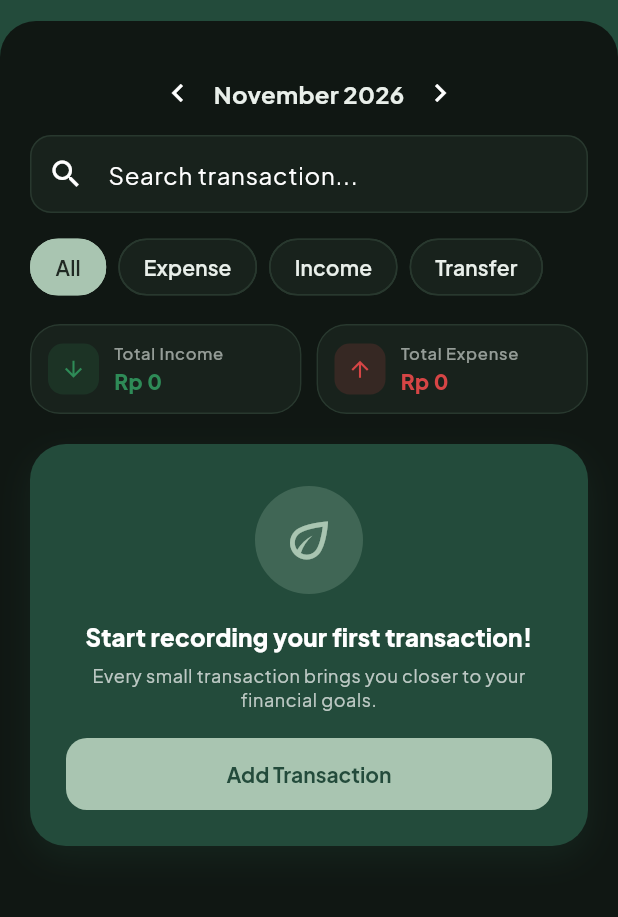
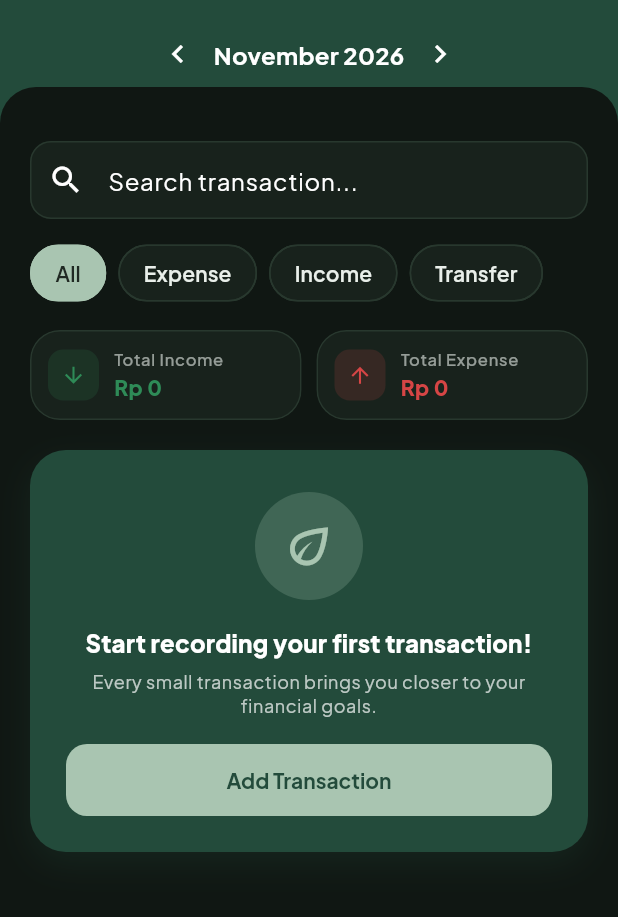
Before and after one commit to hyenavia/wall-o-pay, a Flutter app: the TransactionsPage screen opened directly, on a phone screen of 412 x 824 dp, the part 63-980 px from its top. Run offline on Flutter 3.47's test engine with Material 3 defaults, Android fonts, the phone set to English and light mode, and no system bars; our stand-ins replace cloud_firestore, connectivity_plus, drift, drift_flutter, firebase_auth, firebase_core and 9 more; missing offline and left inert: file_selector; accounts and stored records are empty; generated files the repository leaves out were written again.

Commit message:
refactor(ui): place greeting above username and unify transactions date header (v1.9.1)

```diff
--- a/lib/data/update_checker.dart
+++ b/lib/data/update_checker.dart
@@ -45,7 +45,7 @@ final availableUpdateProvider =
 
 class UpdateCheckerService {
   /// Versi aplikasi saat ini. Selalu disinkronkan dengan pubspec.yaml.
-  static const currentVersion = '1.9.0';
+  static const currentVersion = '1.9.1';
 
   static const MethodChannel _channel = MethodChannel(
     'com.example.wall_o_pay/notifications',
--- a/lib/features/transactions/transactions_page.dart
+++ b/lib/features/transactions/transactions_page.dart
@@ -52,11 +52,27 @@ class _TransactionsPageState extends ConsumerState<TransactionsPage> {
             tooltip: context.tr('Filter by date range'),
             icon: Icon(
               Icons.date_range,
-              color: _range == null ? null : Theme.of(context).colorScheme.primary,
+              color: _range == null ? null : AppColors.sage,
             ),
             onPressed: _pickRange,
           ),
         ],
+        bottom: Center(
+          child: _range == null
+              ? const PeriodSwitcher(onDark: true)
+              : InputChip(
+                  avatar: const Icon(Icons.date_range, size: 18, color: Colors.white),
+                  label: Text(
+                    '${shortDate(_range!.start)} - ${shortDate(_range!.end)}',
+                    style: const TextStyle(color: Colors.white, fontWeight: FontWeight.w600),
+                  ),
+                  deleteIconColor: Colors.white70,
+                  backgroundColor: Colors.white.withValues(alpha: 0.18),
+                  side: BorderSide(color: Colors.white.withValues(alpha: 0.25)),
+                  onDeleted: () => setState(() => _range = null),
+                ),
+        ),
+        bottomHeight: 44,
       ),
       body: txAsync.when(
         loading: () => const Center(child: CircularProgressIndicator()),
@@ -86,19 +102,8 @@ class _TransactionsPageState extends ConsumerState<TransactionsPage> {
           }
 
           return ListView(
-            padding: const EdgeInsets.fromLTRB(20, 0, 20, 24),
+            padding: const EdgeInsets.fromLTRB(20, 12, 20, 24),
             children: [
-              if (_range == null)
-                const Center(child: PeriodSwitcher())
-              else
-                Center(
-                  child: InputChip(
-                    avatar: const Icon(Icons.date_range, size: 18),
-                    label: Text('${shortDate(_range!.start)} - ${shortDate(_range!.end)}'),
-                    onDeleted: () => setState(() => _range = null),
-                  ),
-                ),
-              const SizedBox(height: 4),
               TextField(
                 onChanged: (v) => setState(() => _query = v.trim().toLowerCase()),
                 decoration: appInput(
--- a/pubspec.yaml
+++ b/pubspec.yaml
@@ -16,7 +16,7 @@ publish_to: 'none' # Remove this line if you wish to publish to pub.dev
 # https://developer.apple.com/library/archive/documentation/General/Reference/InfoPlistKeyReference/Articles/CoreFoundationKeys.html
 # In Windows, build-name is used as the major, minor, and patch parts
 # of the product and file versions while build-number is used as the build suffix.
-version: 1.9.0+32
+version: 1.9.1+33
 
 environment:
   sdk: ^3.13.7
```
Also changed, not shown: lib/features/home/home_page.dart (+14 -9 lines), lib/features/settings/app_changelog.dart (+19 -1 lines), 4 other files.
